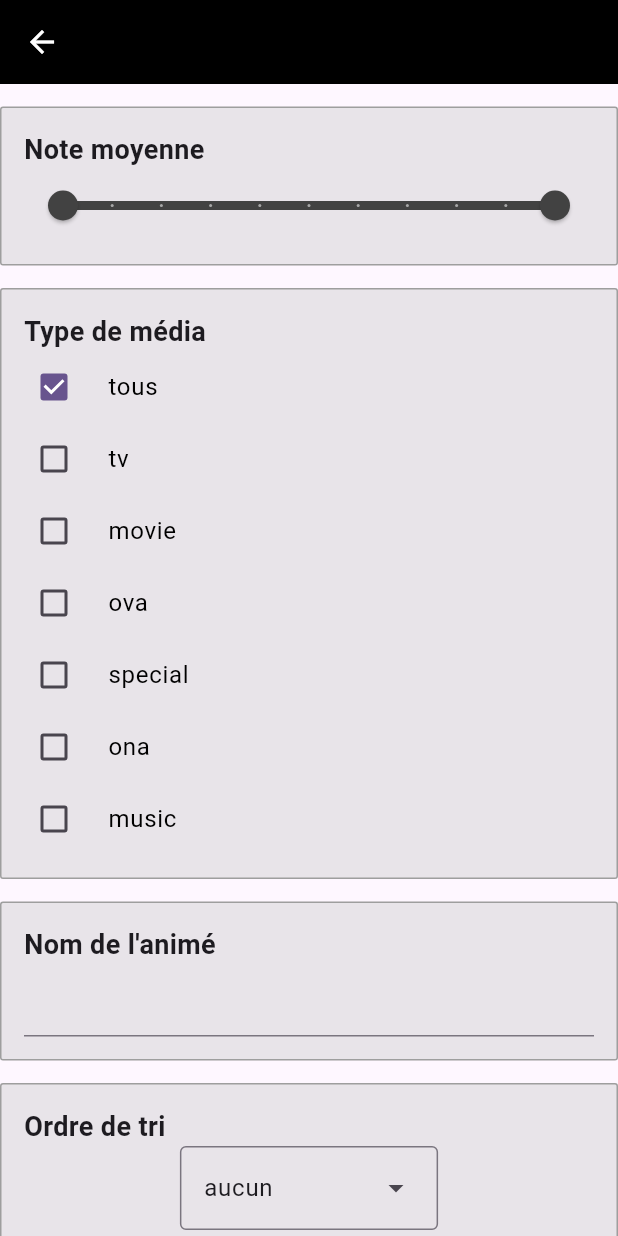
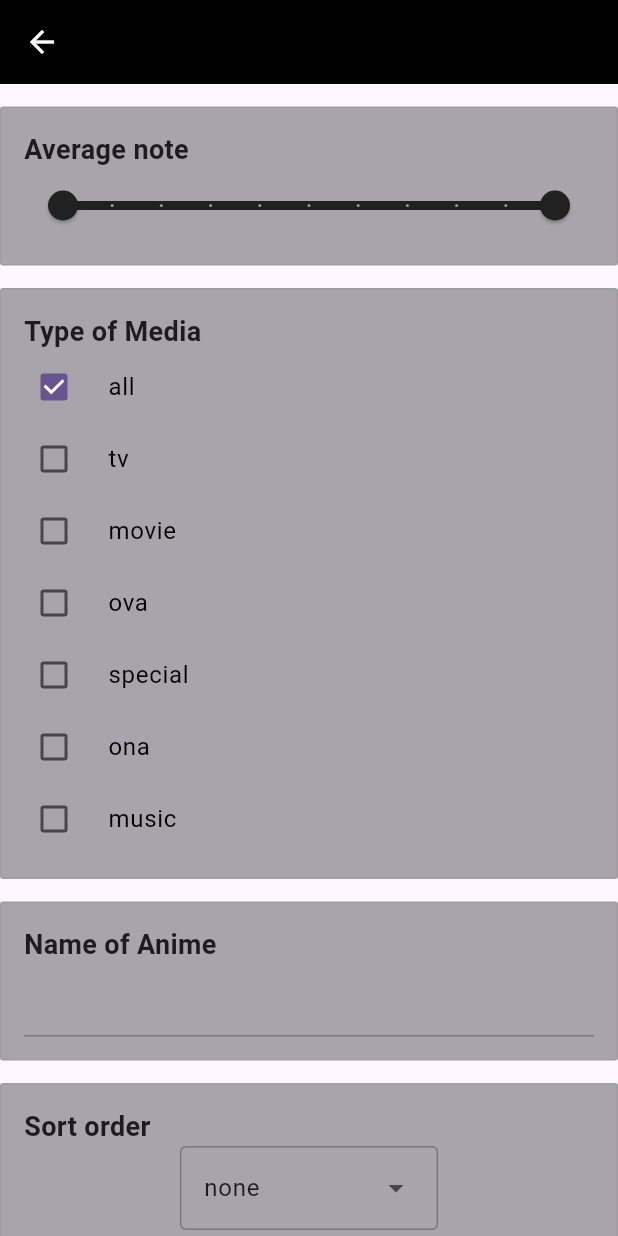
Before and after one commit to GeoffreyHPro/animeList, a Flutter app: the FilterView screen opened directly, on a phone screen of 412 x 824 dp. Run offline on Flutter 3.47's test engine with Material 3 defaults, Android fonts, the phone set to English and light mode, and no system bars; our stand-ins replace bloc, dio, flutter_bloc, sqflite; accounts and stored records are empty.

Commit message:
feat: english filter and color changed for filter page

```diff
--- a/lib/app.dart
+++ b/lib/app.dart
@@ -10,8 +10,10 @@ class MyApp extends StatelessWidget {
   @override
   Widget build(BuildContext context) {
     return MultiBlocProvider(
-      providers: [BlocProvider(create: (context) => AnimeCubit()),
-      BlocProvider(create: (context) => FavAnimeCubit())],
+      providers: [
+        BlocProvider(create: (context) => AnimeCubit()),
+        BlocProvider(create: (context) => FavAnimeCubit())
+      ],
       child: MaterialApp(
         debugShowCheckedModeBanner: false,
         title: 'Anime',
--- a/lib/views/filter_view.dart
+++ b/lib/views/filter_view.dart
@@ -19,9 +19,9 @@ class FilterView extends StatefulWidget {
 class _FilterView extends State<FilterView> {
   RangeValues scoreValue = const RangeValues(0, 10);
   String name = "";
-  String valueType = "tous";
+  String valueType = "all";
   List<Checked> typeList = [
-    Checked("tous", checked: true),
+    Checked("all", checked: true),
     Checked("tv", checked: false),
     Checked("movie", checked: false),
     Checked("ova", checked: false),
@@ -29,7 +29,7 @@ class _FilterView extends State<FilterView> {
     Checked("ona", checked: false),
     Checked("music", checked: false)
   ];
-  String order = "aucun";
+  String order = "none";
 
   changeValue(score) {
     setState(() {
@@ -67,7 +67,7 @@ class _FilterView extends State<FilterView> {
             height: 15,
           ),
           FilterItem(
-            title: "Note moyenne",
+            title: "Average note",
             content: SliderWidget(
               fct: (value) => changeValue(value),
               currentValue: scoreValue,
@@ -77,7 +77,7 @@ class _FilterView extends State<FilterView> {
             height: 15,
           ),
           FilterItem(
-            title: "Type de média",
+            title: "Type of Media",
             content: CheckBoxWidget(
               valuesList: typeList,
               fct: changeType,
@@ -87,7 +87,7 @@ class _FilterView extends State<FilterView> {
             height: 15,
           ),
           FilterItem(
-              title: "Nom de l'animé",
+              title: "Name of Anime",
               content: TextField(
                 onChanged: (value) {
                   name = value.toString();
@@ -97,7 +97,7 @@ class _FilterView extends State<FilterView> {
             height: 15,
           ),
           FilterItem(
-              title: "Ordre de tri",
+              title: "Sort order",
               content: Center(
                   child: DropDownWidget(
                 fct: changeOrder,
@@ -106,13 +106,15 @@ class _FilterView extends State<FilterView> {
             height: 15,
           ),
           ElevatedButton(
-            child: const Text("rechercher"),
+            style: ElevatedButton.styleFrom(foregroundColor: Colors.black),
+            child: const Text("Search"),
             onPressed: () {
               Filter filter = Filter(
                   name: name,
                   scoreMin: scoreValue.start,
                   scoreMax: scoreValue.end,
-                  type: valueType, order: order);
+                  type: valueType,
+                  order: order);
               BlocProvider.of<AnimeCubit>(context).animesFilter(filter, 1);
 
               Navigator.pop(context);
@@ -133,10 +135,9 @@ class FilterItem extends StatelessWidget {
   Widget build(BuildContext context) {
     return Container(
         decoration: BoxDecoration(
-          border: Border.all(color: Colors.grey),
-          borderRadius: BorderRadius.circular(2),
-          color: const Color.fromRGBO(200, 200, 200, 0.4),
-        ),
+            border: Border.all(color: Colors.grey),
+            borderRadius: BorderRadius.circular(2),
+            color: Color.fromRGBO(41, 37, 44, 0.4)),
         width: MediaQuery.sizeOf(context).width * 0.8,
         child: Padding(
             padding: const EdgeInsets.all(15.0),
--- a/lib/widget/filter/dropdown.dart
+++ b/lib/widget/filter/dropdown.dart
@@ -4,7 +4,13 @@ class DropDownWidget extends StatelessWidget {
   DropDownWidget({super.key, required this.fct});
   final dynamic fct;
 
-  final List<String> listTri = ["aucun", "desc_title", "asc_title", "desc_score","asc_score"];
+  final List<String> listTri = [
+    "none",
+    "desc_title",
+    "asc_title",
+    "desc_score",
+    "asc_score"
+  ];
 
   @override
   Widget build(BuildContext context) {
--- a/lib/widget/filter/slider.dart
+++ b/lib/widget/filter/slider.dart
@@ -13,7 +13,7 @@ class SliderWidget extends StatelessWidget {
       mainAxisAlignment: MainAxisAlignment.center,
       children: <Widget>[
         RangeSlider(
-          activeColor: Colors.grey.shade800,
+          activeColor: Colors.grey.shade900,
           values: currentValue,
           max: 10,
           divisions: 10,
```
